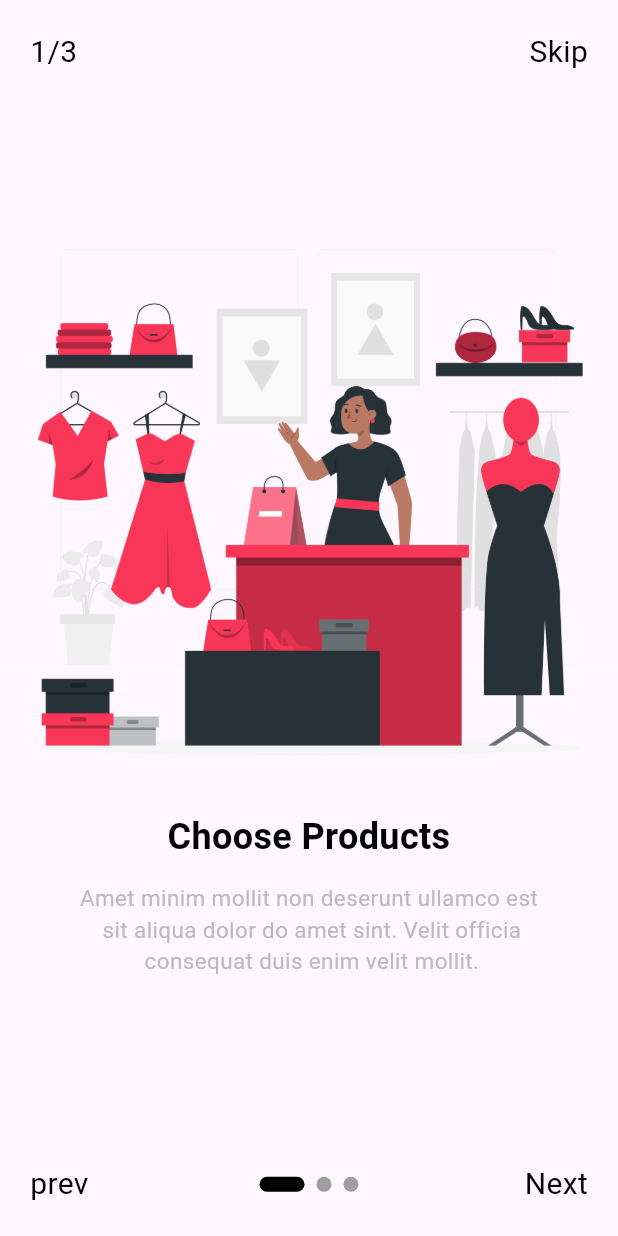
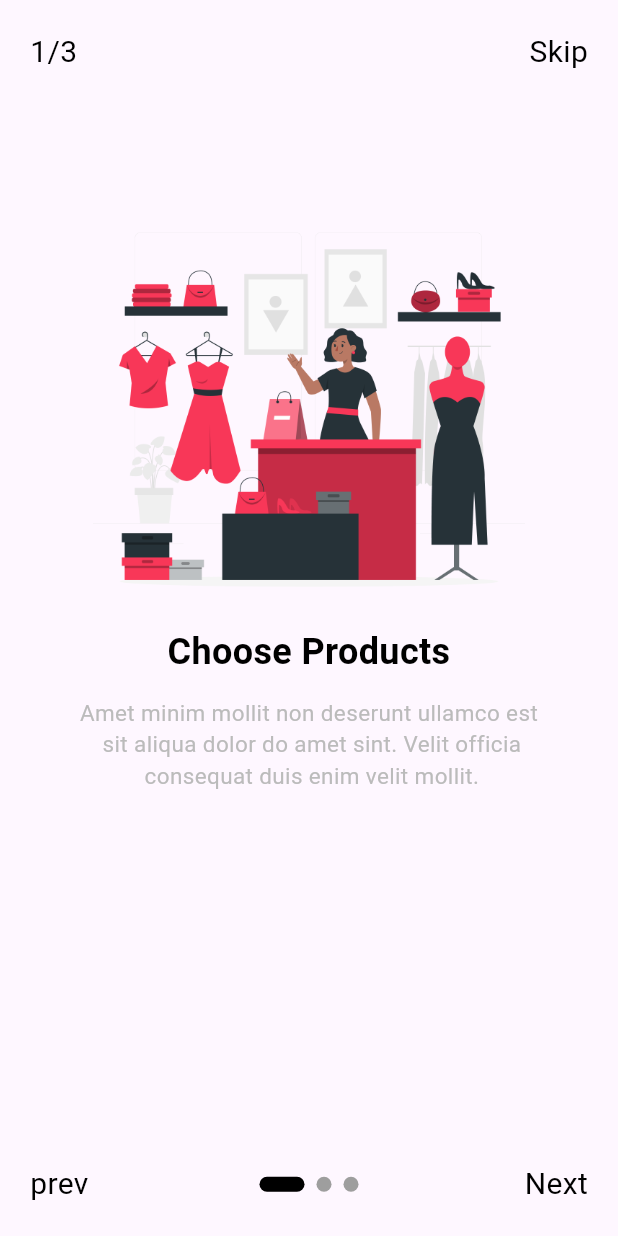
Before and after one commit to MinaVictor1/Ecommerce, a Flutter app: the screen it shows after launch, on a phone screen of 412 x 824 dp. Run offline on Flutter 3.47's test engine with Material 3 defaults, Android fonts, the phone set to English and light mode, and no system bars; our stand-ins replace auto_size_text, carousel_slider, go_router.

Commit message:
edit in images of onboarding

```diff
--- a/lib/features/onboarding/onboard_page.dart
+++ b/lib/features/onboarding/onboard_page.dart
@@ -1,4 +1,3 @@
-import 'package:ecommerce/core/routing/app_router.dart';
 import 'package:ecommerce/core/routing/routes.dart';
 import 'package:ecommerce/features/onboarding/widget/custom_indicator.dart';
 import 'package:ecommerce/features/onboarding/widget/first_page.dart';
--- a/lib/features/onboarding/widget/first_page.dart
+++ b/lib/features/onboarding/widget/first_page.dart
@@ -8,7 +8,10 @@ class FirstPage extends StatelessWidget {
   Widget build(BuildContext context) {
     return Column(
       children: [
-        Image.asset('assets/logo/onboarding1.png'),
+        Image.asset(
+          'assets/logo/onboarding1.png',
+          width: MediaQuery.of(context).size.width * .7,
+        ),
         Text('Choose Products',
             textAlign: TextAlign.center, style: TextStyles.font24BlackBold),
         const SizedBox(
--- a/lib/features/onboarding/widget/secound_page.dart
+++ b/lib/features/onboarding/widget/secound_page.dart
@@ -1,4 +1,3 @@
-import 'package:ecommerce/core/theme/font_weight.dart';
 import 'package:ecommerce/core/theme/styles.dart';
 import 'package:flutter/material.dart';
 
@@ -9,7 +8,9 @@ class SecoundPage extends StatelessWidget {
   Widget build(BuildContext context) {
     return Column(
       children: [
-        Image.asset('assets/logo/onboarding2.png'),
+        Image.asset(
+          'assets/logo/onboarding2.png',
+        ),
         Text('Make Payment',
             textAlign: TextAlign.center, style: TextStyles.font24BlackBold),
         const SizedBox(
--- a/lib/features/onboarding/widget/third_page.dart
+++ b/lib/features/onboarding/widget/third_page.dart
@@ -8,7 +8,10 @@ class ThirdPage extends StatelessWidget {
   Widget build(BuildContext context) {
     return Column(
       children: [
-        Image.asset('assets/logo/onboarding3.png'),
+        Image.asset(
+          'assets/logo/onboarding3.png',
+          width: MediaQuery.of(context).size.width * .7,
+        ),
         Text('Get Your Order',
             textAlign: TextAlign.center, style: TextStyles.font24BlackBold),
         const SizedBox(
```
Also changed, not shown: pubspec.lock.
